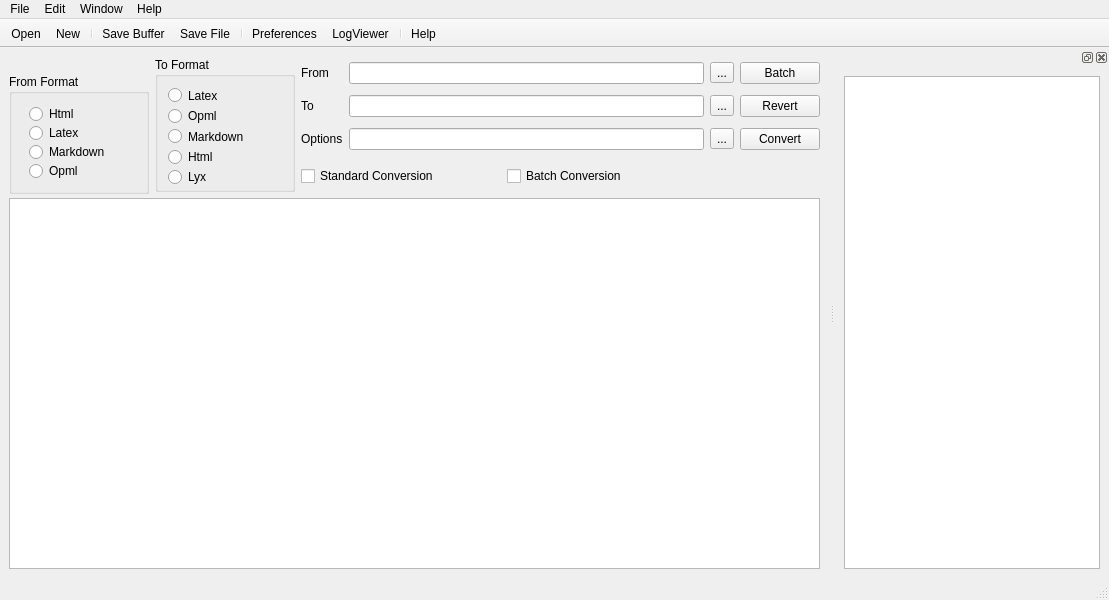
Old version of the form source/gui/panconvert_gui_ext.ui in the repository apaeffgen/PanConvert.
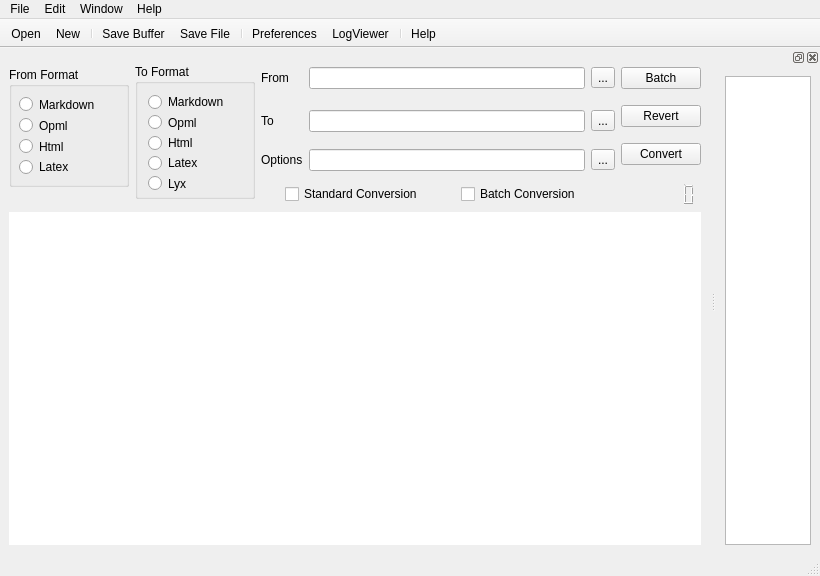
New version of the form. Icons and pictures are not drawn.

What changed in the file:
```diff
--- a/source/gui/panconvert_gui_ext.ui
+++ b/source/gui/panconvert_gui_ext.ui
@@ -6,14 +6,26 @@
    <rect>
     <x>0</x>
     <y>0</y>
-    <width>1109</width>
-    <height>600</height>
+    <width>820</width>
+    <height>576</height>
    </rect>
   </property>
+  <property name="sizePolicy">
+   <sizepolicy hsizetype="Minimum" vsizetype="Minimum">
+    <horstretch>0</horstretch>
+    <verstretch>0</verstretch>
+   </sizepolicy>
+  </property>
   <property name="minimumSize">
    <size>
-    <width>850</width>
-    <height>600</height>
+    <width>820</width>
+    <height>550</height>
+   </size>
+  </property>
+  <property name="baseSize">
+   <size>
+    <width>760</width>
+    <height>550</height>
    </size>
   </property>
   <property name="windowTitle">
@@ -48,58 +60,37 @@
     <bool>false</bool>
    </property>
    <layout class="QGridLayout" name="gridLayout_4">
-    <item row="0" column="0" rowspan="2">
+    <item row="0" column="0">
+     <layout class="QGridLayout" name="gridLayout_2">
+      <item row="0" column="0" rowspan="3">
      <widget class="QGroupBox" name="BoxFromFormat">
       <property name="minimumSize">
        <size>
-        <width>140</width>
+          <width>120</width>
         <height>120</height>
        </size>
       </property>
       <property name="maximumSize">
        <size>
-        <width>140</width>
+          <width>120</width>
         <height>100</height>
        </size>
       </property>
       <property name="title">
        <string>From Format</string>
       </property>
-      <widget class="QRadioButton" name="ButtonFromHtml">
+        <widget class="QWidget" name="">
        <property name="geometry">
         <rect>
-         <x>20</x>
+           <x>10</x>
          <y>30</y>
-         <width>56</width>
-         <height>20</height>
-        </rect>
-       </property>
-       <property name="text">
-        <string>Html</string>
-       </property>
-      </widget>
-      <widget class="QRadioButton" name="ButtonFromLatex">
-       <property name="geometry">
-        <rect>
-         <x>20</x>
-         <y>49</y>
-         <width>60</width>
-         <height>20</height>
-        </rect>
-       </property>
-       <property name="text">
-        <string>Latex</string>
-       </property>
-      </widget>
+           <width>92</width>
+           <height>77</height>
+          </rect>
+         </property>
+         <layout class="QVBoxLayout" name="verticalLayout">
+          <item>
       <widget class="QRadioButton" name="ButtonFromMarkdown">
-       <property name="geometry">
-        <rect>
-         <x>20</x>
-         <y>68</y>
-         <width>91</width>
-         <height>20</height>
-        </rect>
-       </property>
        <property name="text">
         <string>Markdown</string>
        </property>
@@ -107,15 +98,9 @@
         <bool>false</bool>
        </property>
       </widget>
+          </item>
+          <item>
       <widget class="QRadioButton" name="ButtonFromOpml">
-       <property name="geometry">
-        <rect>
-         <x>20</x>
-         <y>87</y>
-         <width>60</width>
-         <height>20</height>
-        </rect>
-       </property>
        <property name="text">
         <string>Opml</string>
        </property>
@@ -126,13 +111,30 @@
         <bool>false</bool>
        </property>
       </widget>
-     </widget>
-    </item>
-    <item row="0" column="1" rowspan="2">
+          </item>
+          <item>
+           <widget class="QRadioButton" name="ButtonFromHtml">
+            <property name="text">
+             <string>Html</string>
+            </property>
+           </widget>
+          </item>
+          <item>
+           <widget class="QRadioButton" name="ButtonFromLatex">
+            <property name="text">
+             <string>Latex</string>
+            </property>
+           </widget>
+          </item>
+         </layout>
+        </widget>
+       </widget>
+      </item>
+      <item row="0" column="1" rowspan="4">
      <widget class="QGroupBox" name="BoxToFormat">
       <property name="minimumSize">
        <size>
-        <width>140</width>
+          <width>120</width>
         <height>135</height>
        </size>
       </property>
@@ -145,7 +147,7 @@
       <property name="title">
        <string>To Format</string>
       </property>
-      <widget class="QWidget" name="layoutWidget">
+        <widget class="QWidget" name="">
        <property name="geometry">
         <rect>
          <x>13</x>
@@ -155,33 +157,6 @@
         </rect>
        </property>
        <layout class="QGridLayout" name="gridLayout">
-        <item row="0" column="0">
-         <widget class="QRadioButton" name="ButtonToLatex">
-          <property name="text">
-           <string>Latex</string>
-          </property>
-         </widget>
-        </item>
-        <item row="1" column="0">
-         <widget class="QRadioButton" name="ButtonToOpml">
-          <property name="text">
-           <string>Opml</string>
-          </property>
-         </widget>
-        </item>
-        <item row="2" column="0">
-         <widget class="QRadioButton" name="ButtonToMarkdown">
-          <property name="text">
-           <string>Markdown</string>
-          </property>
-          <property name="checkable">
-           <bool>true</bool>
-          </property>
-          <property name="checked">
-           <bool>false</bool>
-          </property>
-         </widget>
-        </item>
         <item row="3" column="0">
          <widget class="QRadioButton" name="ButtonToHtml">
           <property name="text">
@@ -192,82 +167,62 @@
           </property>
          </widget>
         </item>
-        <item row="4" column="0">
+          <item row="1" column="0">
+           <widget class="QRadioButton" name="ButtonToMarkdown">
+            <property name="text">
+             <string>Markdown</string>
+            </property>
+            <property name="checkable">
+             <bool>true</bool>
+            </property>
+            <property name="checked">
+             <bool>false</bool>
+            </property>
+           </widget>
+          </item>
+          <item row="2" column="0">
+           <widget class="QRadioButton" name="ButtonToOpml">
+            <property name="text">
+             <string>Opml</string>
+            </property>
+           </widget>
+          </item>
+          <item row="5" column="0">
          <widget class="QRadioButton" name="ButtonToLyx">
           <property name="text">
            <string>Lyx</string>
           </property>
          </widget>
         </item>
+          <item row="4" column="0">
+           <widget class="QRadioButton" name="ButtonToLatex">
+            <property name="text">
+             <string>Latex</string>
+            </property>
+           </widget>
+          </item>
        </layout>
       </widget>
      </widget>
     </item>
-    <item row="0" column="2">
-     <layout class="QGridLayout" name="gridLayout_2">
-      <item row="3" column="0">
-       <widget class="QLabel" name="label">
-        <property name="text">
-         <string>Options</string>
-        </property>
-       </widget>
-      </item>
-      <item row="3" column="1">
-       <widget class="QLineEdit" name="ExtraParameter">
-        <property name="toolTip">
-         <string extracomment="Input extra Parameter"/>
-        </property>
-        <property name="text">
-         <string/>
-        </property>
-        <property name="clearButtonEnabled">
-         <bool>true</bool>
-        </property>
-       </widget>
-      </item>
-      <item row="0" column="2">
-       <widget class="QToolButton" name="ButtonFromFormat">
-        <property name="text">
-         <string>...</string>
-        </property>
-       </widget>
-      </item>
-      <item row="1" column="2">
-       <widget class="QToolButton" name="ButtonToFormat">
-        <property name="text">
-         <string>...</string>
-        </property>
-       </widget>
-      </item>
-      <item row="3" column="2">
-       <widget class="QToolButton" name="ButtonOptions">
-        <property name="text">
-         <string>...</string>
-        </property>
-       </widget>
-      </item>
-      <item row="0" column="1">
-       <widget class="QLineEdit" name="FromParameter">
-        <property name="inputMask">
-         <string/>
-        </property>
-        <property name="text">
-         <string/>
-        </property>
-        <property name="clearButtonEnabled">
-         <bool>true</bool>
-        </property>
-       </widget>
-      </item>
-      <item row="0" column="0">
+      <item row="0" column="2" colspan="2">
        <widget class="QLabel" name="labelFromBox">
+        <property name="maximumSize">
+         <size>
+          <width>40</width>
+          <height>16777215</height>
+         </size>
+        </property>
         <property name="text">
          <string>From</string>
         </property>
        </widget>
       </item>
-      <item row="1" column="1">
-       <widget class="QLineEdit" name="ToParameter">
+      <item row="0" column="4">
+       <widget class="QLineEdit" name="FromParameter">
+        <property name="inputMask">
+         <string/>
+        </property>
         <property name="text">
          <string/>
         </property>
@@ -276,16 +231,14 @@
         </property>
        </widget>
       </item>
-      <item row="1" column="0">
-       <widget class="QLabel" name="labelToBox">
+      <item row="0" column="5">
+       <widget class="QToolButton" name="ButtonFromFormat">
         <property name="text">
-         <string>To</string>
+         <string>...</string>
         </property>
        </widget>
       </item>
-     </layout>
-    </item>
-    <item row="0" column="3">
+      <item row="0" column="6" rowspan="3">
      <layout class="QVBoxLayout" name="verticalLayout_3">
       <item>
        <widget class="QPushButton" name="ButtonBatch">
@@ -317,9 +270,80 @@
      </layout>
     </item>
     <item row="1" column="2">
+       <widget class="QLabel" name="labelToBox">
+        <property name="maximumSize">
+         <size>
+          <width>40</width>
+          <height>16777215</height>
+         </size>
+        </property>
+        <property name="text">
+         <string>To</string>
+        </property>
+       </widget>
+      </item>
+      <item row="1" column="4">
+       <widget class="QLineEdit" name="ToParameter">
+        <property name="text">
+         <string/>
+        </property>
+        <property name="clearButtonEnabled">
+         <bool>true</bool>
+        </property>
+       </widget>
+      </item>
+      <item row="1" column="5">
+       <widget class="QToolButton" name="ButtonToFormat">
+        <property name="text">
+         <string>...</string>
+        </property>
+       </widget>
+      </item>
+      <item row="2" column="2" colspan="2">
+       <widget class="QLabel" name="label">
+        <property name="text">
+         <string>Options</string>
+        </property>
+       </widget>
+      </item>
+      <item row="2" column="4">
+       <widget class="QLineEdit" name="ExtraParameter">
+        <property name="toolTip">
+         <string extracomment="Input extra Parameter"/>
+        </property>
+        <property name="text">
+         <string/>
+        </property>
+        <property name="clearButtonEnabled">
+         <bool>true</bool>
+        </property>
+       </widget>
+      </item>
+      <item row="2" column="5">
+       <widget class="QToolButton" name="ButtonOptions">
+        <property name="text">
+         <string>...</string>
+        </property>
+       </widget>
+      </item>
+      <item row="3" column="3" colspan="4">
+       <layout class="QHBoxLayout" name="horizontalLayout_2">
+        <item>
      <layout class="QHBoxLayout" name="horizontalLayout">
       <item>
        <widget class="QCheckBox" name="StandardConversion">
+            <property name="sizePolicy">
+             <sizepolicy hsizetype="Fixed" vsizetype="Fixed">
+              <horstretch>0</horstretch>
+              <verstretch>0</verstretch>
+             </sizepolicy>
+            </property>
+            <property name="minimumSize">
+             <size>
+              <width>175</width>
+              <height>0</height>
+             </size>
+            </property>
         <property name="maximumSize">
          <size>
           <width>200</width>
@@ -339,6 +363,12 @@
       </item>
       <item>
        <widget class="QCheckBox" name="BatchConversion">
+            <property name="minimumSize">
+             <size>
+              <width>175</width>
+              <height>0</height>
+             </size>
+            </property>
         <property name="text">
          <string>Batch Conversion</string>
         </property>
@@ -346,8 +376,44 @@
       </item>
      </layout>
     </item>
-    <item row="2" column="0" colspan="4">
-     <widget class="QPlainTextEdit" name="editor_window"/>
+        <item>
+         <widget class="QLCDNumber" name="MessageNumber">
+          <property name="toolTip">
+           <string comment="New Log Messages"/>
+          </property>
+          <property name="accessibleName">
+           <string>New Messages</string>
+          </property>
+          <property name="frameShape">
+           <enum>QFrame::NoFrame</enum>
+          </property>
+          <property name="frameShadow">
+           <enum>QFrame::Plain</enum>
+          </property>
+         </widget>
+        </item>
+       </layout>
+      </item>
+      <item row="4" column="0" colspan="7">
+       <widget class="QPlainTextEdit" name="editor_window">
+        <property name="minimumSize">
+         <size>
+          <width>0</width>
+          <height>120</height>
+         </size>
+        </property>
+        <property name="baseSize">
+         <size>
+          <width>0</width>
+          <height>266</height>
+         </size>
+        </property>
+        <property name="frameShape">
+         <enum>QFrame::NoFrame</enum>
+        </property>
+       </widget>
+      </item>
+     </layout>
     </item>
    </layout>
   </widget>
@@ -356,7 +422,7 @@
     <rect>
      <x>0</x>
      <y>0</y>
-     <width>1109</width>
+     <width>820</width>
      <height>22</height>
     </rect>
    </property>
```
Left out of the diff: 6 changed lines with no effect on the pictures. Lines whose indentation alone changed are shown as unchanged.
